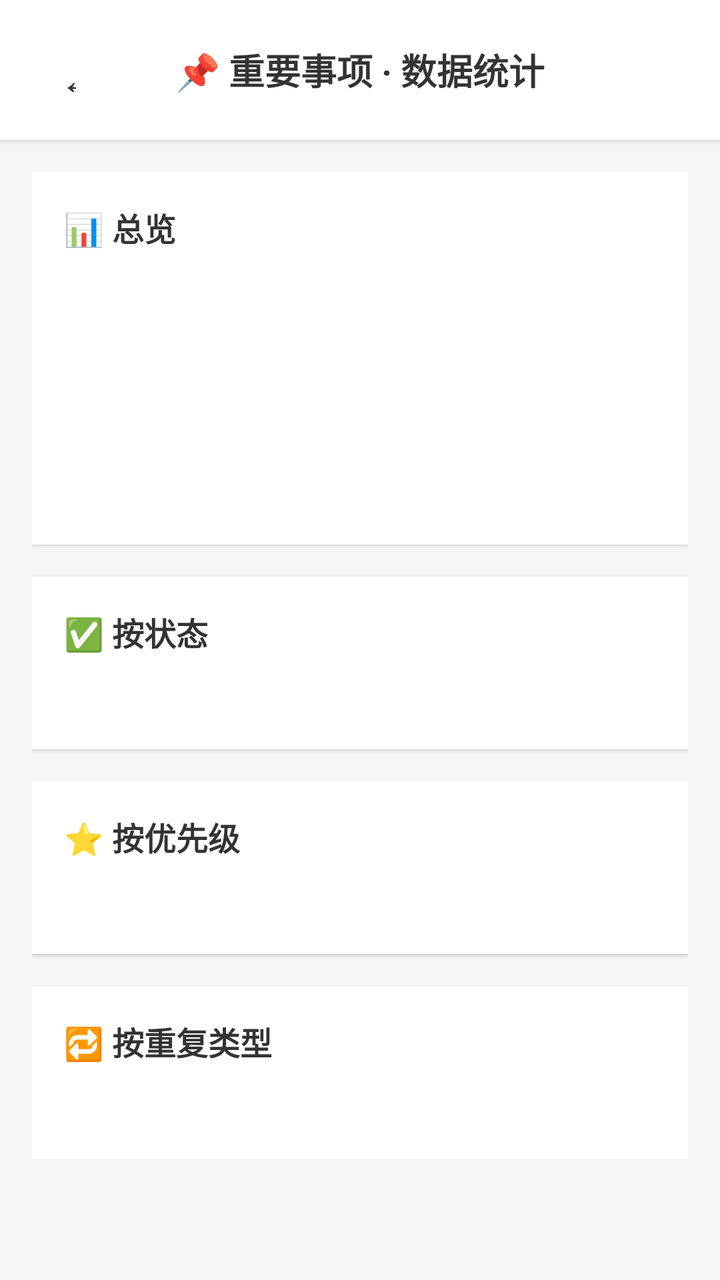
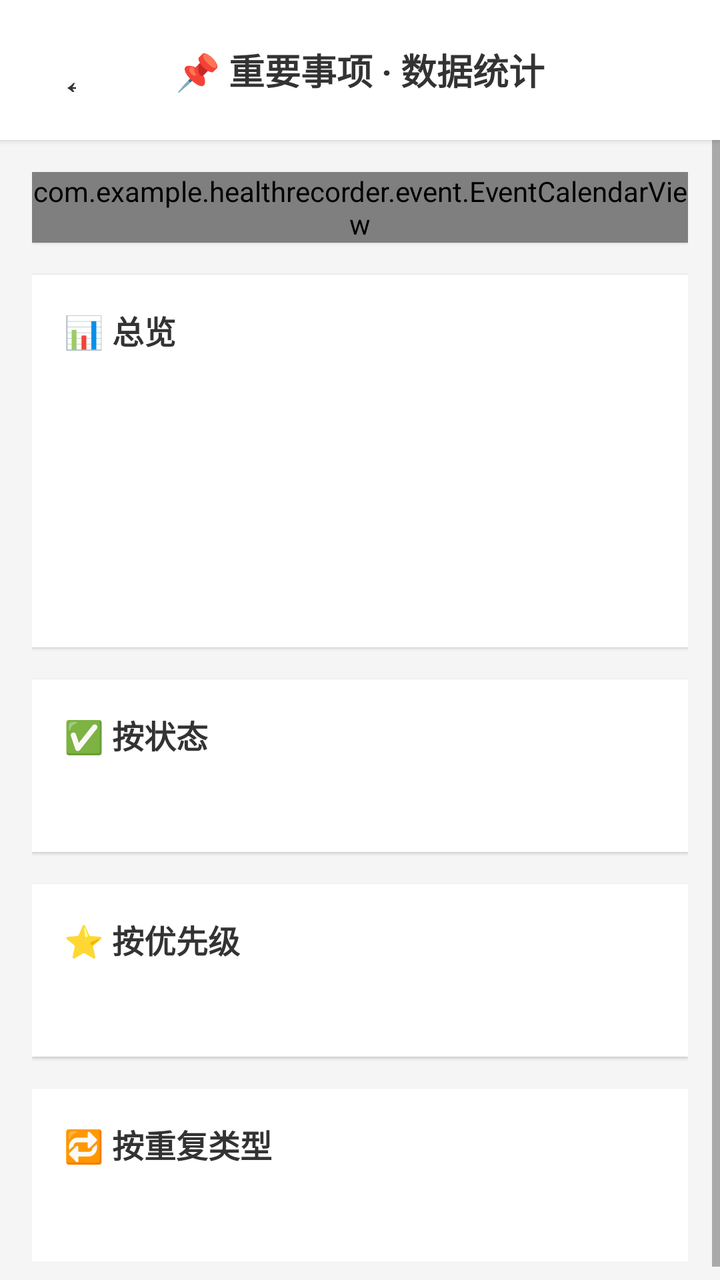

Screens rendered from an Android XML layout before and after an edit, with the pre-edit source and the edit as a unified diff.
<!-- AndroidManifest.xml: application theme Theme.HealthRecorder -->
<!-- res/layout/activity_event_stats.xml -->
<?xml version="1.0" encoding="utf-8"?>
<LinearLayout xmlns:android="http://schemas.android.com/apk/res/android"
    android:layout_width="match_parent"
    android:layout_height="match_parent"
    android:orientation="vertical"
    android:background="#F5F5F5">

    
    <LinearLayout
        android:layout_width="match_parent"
        android:layout_height="wrap_content"
        android:orientation="horizontal"
        android:paddingHorizontal="12dp"
        android:paddingVertical="14dp"
        android:background="#FFFFFF"
        android:elevation="2dp"
        android:gravity="center_vertical">
        <Button
            android:id="@+id/btnBack"
            android:layout_width="42dp"
            android:layout_height="42dp"
            android:text="←"
            android:textSize="22sp"
            android:background="@android:color/transparent"
            android:textColor="#333333"/>
        <TextView
            android:layout_width="0dp"
            android:layout_height="wrap_content"
            android:layout_weight="1"
            android:text="📌 重要事项 · 数据统计"
            android:textSize="18sp"
            android:textStyle="bold"
            android:textColor="#333333"
            android:gravity="center"/>
        <View
            android:layout_width="42dp"
            android:layout_height="1dp"/>
    </LinearLayout>

    <ScrollView
        android:layout_width="match_parent"
        android:layout_height="0dp"
        android:layout_weight="1">
        <LinearLayout
            android:layout_width="match_parent"
            android:layout_height="wrap_content"
            android:orientation="vertical"
            android:padding="16dp">

            
            <LinearLayout
                android:layout_width="match_parent"
                android:layout_height="wrap_content"
                android:orientation="vertical"
                android:background="#FFFFFF"
                android:padding="16dp"
                android:layout_marginBottom="16dp"
                android:elevation="1dp">
                <TextView
                    android:layout_width="wrap_content"
                    android:layout_height="wrap_content"
                    android:text="📊 总览"
                    android:textSize="16sp"
                    android:textStyle="bold"
                    android:textColor="#333333"
                    android:layout_marginBottom="12dp"/>
                <TextView
                    android:id="@+id/tvTotal"
                    android:layout_width="match_parent"
                    android:layout_height="wrap_content"
                    android:textSize="14sp"
                    android:textColor="#444444"
                    android:layout_marginBottom="6dp"/>
                <TextView
                    android:id="@+id/tvPending"
                    android:layout_width="match_parent"
                    android:layout_height="wrap_content"
                    android:textSize="14sp"
                    android:textColor="#444444"
                    android:layout_marginBottom="6dp"/>
                <TextView
                    android:id="@+id/tvDone"
                    android:layout_width="match_parent"
                    android:layout_height="wrap_content"
                    android:textSize="14sp"
                    android:textColor="#444444"
                    android:layout_marginBottom="6dp"/>
                <TextView
                    android:id="@+id/tvCancel"
                    android:layout_width="match_parent"
                    android:layout_height="wrap_content"
                    android:textSize="14sp"
                    android:textColor="#444444"
                    android:layout_marginBottom="6dp"/>
                <TextView
                    android:id="@+id/tvRemindOn"
                    android:layout_width="match_parent"
                    android:layout_height="wrap_content"
                    android:textSize="14sp"
                    android:textColor="#444444"/>
            </LinearLayout>

            
            <LinearLayout
                android:layout_width="match_parent"
                android:layout_height="wrap_content"
                android:orientation="vertical"
                android:background="#FFFFFF"
                android:padding="16dp"
                android:layout_marginBottom="16dp"
                android:elevation="1dp">
                <TextView
                    android:layout_width="wrap_content"
                    android:layout_height="wrap_content"
                    android:text="✅ 按状态"
                    android:textSize="16sp"
                    android:textStyle="bold"
                    android:textColor="#333333"
                    android:layout_marginBottom="12dp"/>
                <TextView
                    android:id="@+id/tvByStatus"
                    android:layout_width="match_parent"
                    android:layout_height="wrap_content"
                    android:textSize="14sp"
                    android:textColor="#444444"
                    android:lineSpacingExtra="4dp"/>
            </LinearLayout>

            
            <LinearLayout
                android:layout_width="match_parent"
                android:layout_height="wrap_content"
                android:orientation="vertical"
                android:background="#FFFFFF"
                android:padding="16dp"
                android:layout_marginBottom="16dp"
                android:elevation="1dp">
                <TextView
                    android:layout_width="wrap_content"
                    android:layout_height="wrap_content"
                    android:text="⭐ 按优先级"
                    android:textSize="16sp"
                    android:textStyle="bold"
                    android:textColor="#333333"
                    android:layout_marginBottom="12dp"/>
                <TextView
                    android:id="@+id/tvByPriority"
                    android:layout_width="match_parent"
                    android:layout_height="wrap_content"
                    android:textSize="14sp"
                    android:textColor="#444444"
                    android:lineSpacingExtra="4dp"/>
            </LinearLayout>

            
            <LinearLayout
                android:layout_width="match_parent"
                android:layout_height="wrap_content"
                android:orientation="vertical"
                android:background="#FFFFFF"
                android:padding="16dp"
                android:elevation="1dp">
                <TextView
                    android:layout_width="wrap_content"
                    android:layout_height="wrap_content"
                    android:text="🔁 按重复类型"
                    android:textSize="16sp"
                    android:textStyle="bold"
                    android:textColor="#333333"
                    android:layout_marginBottom="12dp"/>
                <TextView
                    android:id="@+id/tvByRepeat"
                    android:layout_width="match_parent"
                    android:layout_height="wrap_content"
                    android:textSize="14sp"
                    android:textColor="#444444"
                    android:lineSpacingExtra="4dp"/>
            </LinearLayout>
        </LinearLayout>
    </ScrollView>
</LinearLayout>
<!-- resources referenced by this layout -->
<resources>
  <style name="Theme.HealthRecorder" parent="Theme.MaterialComponents.Light.DarkActionBar">
          
          <item name="colorPrimary">@color/purple_500</item>
          <item name="colorPrimaryVariant">@color/purple_700</item>
          <item name="colorOnPrimary">@color/white</item>
          
          
          <item name="colorSecondary">@color/teal_200</item>
          <item name="colorSecondaryVariant">@color/teal_700</item>
          <item name="colorOnSecondary">@color/black</item>
          
          
          <item name="android:statusBarColor">?attr/colorPrimaryVariant</item>
          
          
      </style>
  <color name="purple_500">#9C27B0</color>
  <color name="purple_700">#7B1FA2</color>
  <color name="white">#FFFFFF</color>
  <color name="teal_200">#80CBC4</color>
  <color name="teal_700">#00796B</color>
  <color name="black">#000000</color>
</resources>

<!-- the commit's change to res/layout/activity_event_stats.xml (unified diff, before → after) -->
@@ -46,6 +46,14 @@
             android:layout_height="wrap_content"
             android:orientation="vertical"
             android:padding="16dp">
+
+            
+            <com.example.healthrecorder.event.EventCalendarView
+                android:id="@+id/eventCalendar"
+                android:layout_width="match_parent"
+                android:layout_height="wrap_content"
+                android:layout_marginBottom="16dp"
+                android:elevation="1dp"/>
 
             
             <LinearLayout
